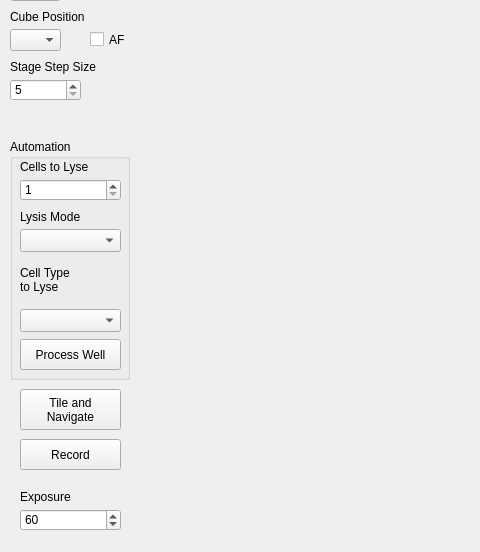
mkdryden/LCL_software, file LCL.ui: the form before one commit; both pictures show x 0 to 480 and y 181 to 733 of the 1505 by 733 pixel window.
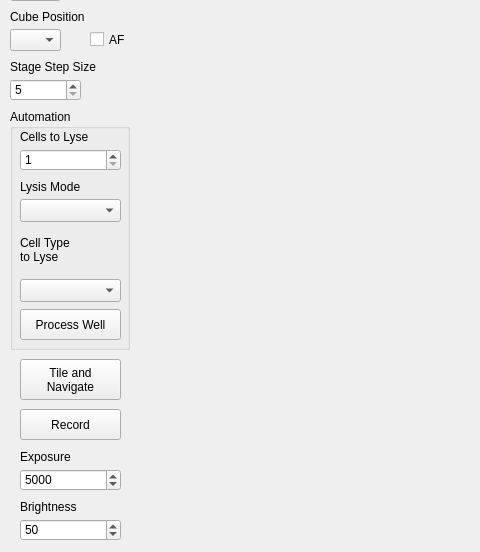
The form after the commit.

Commit message: added brightness control and improved camera fps

```diff
--- a/LCL.ui
+++ b/LCL.ui
@@ -173,7 +173,7 @@
     <property name="geometry">
      <rect>
       <x>10</x>
-      <y>320</y>
+      <y>290</y>
       <width>120</width>
       <height>241</height>
      </rect>
@@ -287,7 +287,7 @@
     <property name="geometry">
      <rect>
       <x>20</x>
-      <y>620</y>
+      <y>590</y>
       <width>101</width>
       <height>31</height>
      </rect>
@@ -303,7 +303,7 @@
     <property name="geometry">
      <rect>
       <x>20</x>
-      <y>570</y>
+      <y>540</y>
       <width>101</width>
       <height>41</height>
      </rect>
@@ -362,7 +362,7 @@
     <property name="geometry">
      <rect>
       <x>20</x>
-      <y>690</y>
+      <y>650</y>
       <width>101</width>
       <height>22</height>
      </rect>
@@ -383,14 +383,14 @@
      <double>5.000000000000000</double>
     </property>
     <property name="value">
-     <double>60.000000000000000</double>
+     <double>5000.000000000000000</double>
     </property>
    </widget>
    <widget class="QLabel" name="exposure_label">
     <property name="geometry">
      <rect>
       <x>20</x>
-      <y>670</y>
+      <y>630</y>
       <width>131</width>
       <height>16</height>
      </rect>
@@ -399,6 +399,47 @@
      <string>Exposure</string>
     </property>
    </widget>
+   <widget class="QLabel" name="brightness_label">
+    <property name="geometry">
+     <rect>
+      <x>20</x>
+      <y>680</y>
+      <width>131</width>
+      <height>16</height>
+     </rect>
+    </property>
+    <property name="text">
+     <string>Brightness</string>
+    </property>
+   </widget>
+   <widget class="QDoubleSpinBox" name="brightness_doublespin_box">
+    <property name="geometry">
+     <rect>
+      <x>20</x>
+      <y>700</y>
+      <width>101</width>
+      <height>22</height>
+     </rect>
+    </property>
+    <property name="focusPolicy">
+     <enum>Qt::ClickFocus</enum>
+    </property>
+    <property name="decimals">
+     <number>0</number>
+    </property>
+    <property name="minimum">
+     <double>1.000000000000000</double>
+    </property>
+    <property name="maximum">
+     <double>100.000000000000000</double>
+    </property>
+    <property name="singleStep">
+     <double>10.000000000000000</double>
+    </property>
+    <property name="value">
+     <double>50.000000000000000</double>
+    </property>
+   </widget>
   </widget>
  </widget>
  <resources/>
```
Left out of the diff: 2 changed lines with no effect on the pictures. The commit also changes 10 other files.
